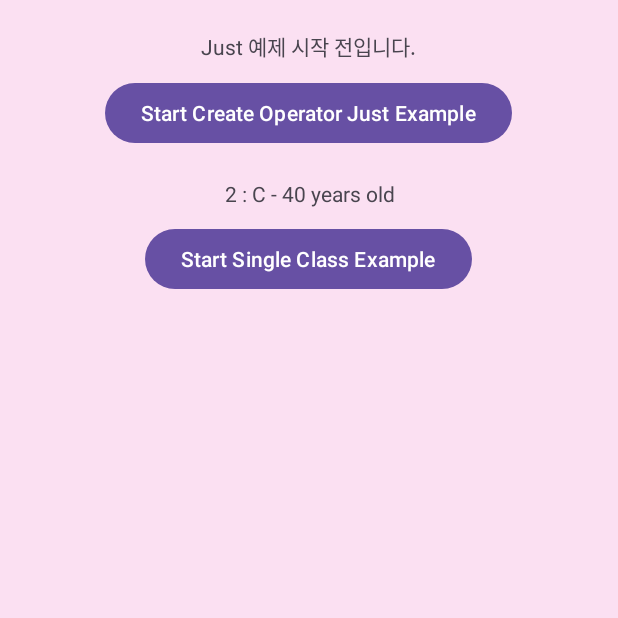
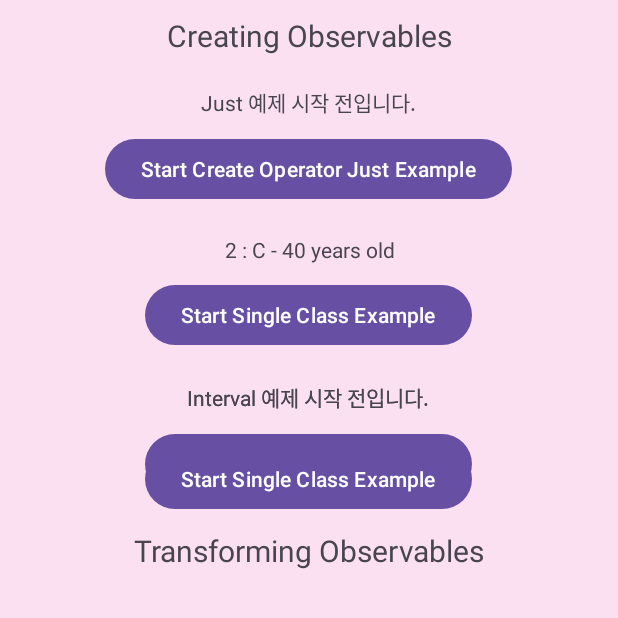
Before and after one commit to tvroom88/AIO_Android_Kotlin, an Android app built with Jetpack Compose: the fragment RxjavaOperators shown on its own in the app's theme, after a tap on "Start Single Class Example", on a phone screen of 412 x 824 dp, the top half of it. Run offline under Robolectric (Android 15) with nearby library versions, the phone set to English and light mode, and no system bars; our stand-ins replace RxJava, data binding.

Commit message:
rxjava 예제 연습

```diff
--- a/app/src/main/java/com/aio/kotlin/studylist/architecturepattern/MvvmSimpleExample.kt
+++ b/app/src/main/java/com/aio/kotlin/studylist/architecturepattern/MvvmSimpleExample.kt
@@ -16,6 +16,10 @@ class MvvmSimpleExample : ViewBindingBaseFragment<FragmentMvvmSimpleExampleBindi
         Log.d("MvvmSimpleExample", "initContentInOnViewCreated")
         mMvvmSimpleViewModel = ViewModelProvider(requireActivity())[MvvmSimpleViewModel::class.java]
 
+        mMvvmSimpleViewModel.someLiveData.observe(this) {
+            binding.tvMvvmsimpleNumber.text = it.toString()
+        }
+
         mMvvmSimpleViewModel.someLiveData.observe(viewLifecycleOwner) {
             binding.tvMvvmsimpleNumber.text = it.toString()
         }
--- a/app/src/main/java/com/aio/kotlin/studylist/backgroundwork/rx/operators/RxJavaOperatorsViewModel.kt
+++ b/app/src/main/java/com/aio/kotlin/studylist/backgroundwork/rx/operators/RxJavaOperatorsViewModel.kt
@@ -1,23 +1,24 @@
 package com.aio.kotlin.studylist.backgroundwork.rx.operators
 
-import android.annotation.SuppressLint
 import android.util.Log
 import androidx.lifecycle.LiveData
 import androidx.lifecycle.MutableLiveData
 import androidx.lifecycle.ViewModel
 import io.reactivex.rxjava3.android.schedulers.AndroidSchedulers
 import io.reactivex.rxjava3.core.Observable
-import io.reactivex.rxjava3.core.Observer
-import io.reactivex.rxjava3.disposables.Disposable
+import io.reactivex.rxjava3.schedulers.Schedulers
 import java.util.concurrent.TimeUnit
 
 /**
  * 참고 url :
  * (1) https://reactivex.io/documentation/operators.html
+ * (2) 연산자 종류 : https://smashandroid.tistory.com/71
+ * (3) 생성 연산자 : https://smashandroid.tistory.com/73
+ * (4) Throttle vs Debounce : https://velog.io/@thsamajiki/RxJava-debounce
  */
 class RxJavaOperatorsViewModel : ViewModel() {
 
-    // LiveData
+    // Creating Observables
     private val _rxJustLiveData = MutableLiveData<String>()
     val rxJustLiveData: LiveData<String> get() = _rxJustLiveData
 
@@ -27,13 +28,22 @@ class RxJavaOperatorsViewModel : ViewModel() {
     private val _rxIntervalLiveData = MutableLiveData<String>()
     val rxIntervalLiveData: LiveData<String> get() = _rxIntervalLiveData
 
+    // Transforming  Observables
+    private val _rxMapLiveData = MutableLiveData<String>()
+    val rxMapLiveData: LiveData<String> get() = _rxMapLiveData
+
     init {
+        // Creating Observables
         _rxJustLiveData.value = "Just 예제 시작 전입니다."
-        _rxCreateLiveData.value = "Create 에제 시작 전입니다."
+        _rxCreateLiveData.value = "Create 예제 시작 전입니다."
+        _rxIntervalLiveData.value = "Interval 예제 시작 전입니다."
+
+        // Transforming  Observables
+        _rxMapLiveData.value = "Map 예제 시작 전입니다. "
     }
 
     /**
-     * https://smashandroid.tistory.com/73
+     *
      * 1. 생성 연산자 : creating observables
      * just, create, interval, range, timer, intervalRange, defer, repeat
      */
@@ -60,28 +70,59 @@ class RxJavaOperatorsViewModel : ViewModel() {
     fun operatorCreate() {
         val userData = listOf("A - 20 years old", "B - 32 years old", "C - 40 years old")
         val source = Observable.create { emitter ->
-
             userData.forEachIndexed { idx, c ->
                 emitter.onNext("$idx : $c")
                 Thread.sleep(1000) // 1초 지연
             }
-
+            emitter.onComplete()
         }
-        val result = source.observeOn(AndroidSchedulers.mainThread()) // 결과는 메인 스레드에서 관찰
+        val result = source
+            .subscribeOn(Schedulers.io()) // 데이터 생성은 IO 스레드에서 실행
+            .observeOn(AndroidSchedulers.mainThread()) // 결과는 메인 스레드에서 관찰
             .subscribe {
                 _rxCreateLiveData.value = it
             }
     }
 
-    // interval : 시간 간격을 두고 데이터를 전달하는 stream을 만든다.
+    // interval : 시간 간격을 두고 데이터를 전달하는 stream을 만든다. 기본적으로 SchedulerSupport.COMPUTATION 스케쥴러로 별도의 스레드에서 실행 된다.
     fun operatorInterval() {
-//        val source =
-//            Observable.interval(1000L, TimeUnit.MILLISECONDS).map { data -> (data + 1) }
-//        val result = source.observeOn(AndroidSchedulers.mainThread()) // 결과는 메인 스레드에서 관찰
-//            .subscribe {
-//
-//            }
+        val source =
+            Observable.interval(1000L, TimeUnit.MILLISECONDS).map { data -> (data + 1) }.take(5)
+        val result = source.observeOn(AndroidSchedulers.mainThread()) // 결과는 메인 스레드에서 관찰
+            .subscribe {
+                _rxIntervalLiveData.value = "$it"
+            }
     }
 
+    /**
+     * 2. 변환연산자 : 입력을 받아서 원하는 출력을 내는 전통적인 의미의 함수 (Transforming Observables)
+     * map(), flatmap(), reduce() 등등
+     */
 
+    // Transforming map()
+    fun operatorMap() {
+        val numberList = arrayOf("1", "2", "3", "4", "5")
+        val source = Observable.fromArray(numberList).map { "number $it" }
+
+        val result = source.observeOn(AndroidSchedulers.mainThread()) // 결과는 메인 스레드에서 관찰
+            .subscribe {
+                _rxIntervalLiveData.value = "$it"
+            }
+    }
+
+    /**
+     * 3. 필터연산자 Filtering Observables
+     */
+
+    // Debounce : 이벤트를 그룹화하여 특정시간이 지난 후 하나의 이벤트만 발생하도록 하는 기술이다.
+    // 예제 : 이벤트1 이벤트2 (— 4.9ms— ) 이벤트4 이벤트5(— 5ms — )
+    fun operatorDebounce() {
+
+    }
+
+    // Throttle : 이벤트를 일정한 주기마다 발생하도록 하는 기술이다.
+    // 예제 : 이벤트1 ( — 1ms —) 이벤트2 ( — 1ms — ) 이벤트3
+    fun operatorThrottle() {
+
+    }
 }
--- a/app/src/main/java/com/aio/kotlin/studylist/backgroundwork/rx/operators/RxjavaOperators.kt
+++ b/app/src/main/java/com/aio/kotlin/studylist/backgroundwork/rx/operators/RxjavaOperators.kt
@@ -4,7 +4,6 @@ import androidx.lifecycle.ViewModelProvider
 import com.aio.kotlin.R
 import com.aio.kotlin.base.fragment.DataBindingBaseFragment
 import com.aio.kotlin.databinding.FragmentRxjavaOperatorsBinding
-import com.aio.kotlin.studylist.backgroundwork.rx.baseclasses.RxJavaBaseClassesViewModel
 
 /**
  * Rxjava 연산자들
@@ -19,14 +18,25 @@ class RxjavaOperators :
         binding?.apply {
             myRxJavaOperatorsViewModel = rxjavaOperatorsViewModel
 
-            // 생성 연산자 : creating observables
-            btnRxjavaoperatorsJust.setOnClickListener{
+            // 생성 연산자 : just(), create(), interval()
+            btnRxjavaoperatorsJust.setOnClickListener {
                 rxjavaOperatorsViewModel.operatorJust()
             }
 
             btnRxjavaoperatorsCreate.setOnClickListener {
                 rxjavaOperatorsViewModel.operatorCreate()
             }
+
+            btnRxjavaoperatorsInterval.setOnClickListener {
+                rxjavaOperatorsViewModel.operatorInterval()
+            }
+
+            // Transforming Observables : map()
+            btnRxjavaoperatorsMap.setOnClickListener {
+                rxjavaOperatorsViewModel.operatorMap()
+            }
+
+            // Filtering Observables
         }
 
     }
--- a/app/src/main/res/layout/fragment_rxjava_operators.xml
+++ b/app/src/main/res/layout/fragment_rxjava_operators.xml
@@ -6,23 +6,36 @@
     tools:context=".studylist.backgroundwork.rx.operators.RxjavaOperators">
 
     <data>
+
         <variable
             name="myRxJavaOperatorsViewModel"
             type="com.aio.kotlin.studylist.backgroundwork.rx.operators.RxJavaOperatorsViewModel" />
     </data>
 
-    <!--  Creating Observables  -->
     <androidx.constraintlayout.widget.ConstraintLayout
         android:layout_width="match_parent"
         android:layout_height="match_parent">
 
+        <!--  Creating Observables  -->
+        <TextView
+            android:id="@+id/tv_rxjavaoperators_creating"
+            android:layout_width="wrap_content"
+            android:layout_height="wrap_content"
+            android:layout_marginTop="10dp"
+            android:text="Creating Observables"
+            android:textSize="20sp"
+            app:layout_constraintEnd_toEndOf="parent"
+            app:layout_constraintStart_toStartOf="parent"
+            app:layout_constraintTop_toTopOf="parent" />
+
+        <!-- just -->
         <LinearLayout
             android:id="@+id/ll_rxjavaoperators_just"
             android:layout_width="match_parent"
             android:layout_height="wrap_content"
             android:layout_marginTop="20dp"
             android:orientation="vertical"
-            app:layout_constraintTop_toTopOf="parent">
+            app:layout_constraintTop_toBottomOf="@+id/tv_rxjavaoperators_creating">
 
             <TextView
                 android:id="@+id/tv_rxjavaoperators_just"
@@ -39,10 +52,9 @@
                 android:layout_gravity="center_horizontal"
                 android:layout_marginTop="10dp"
                 android:text="Start Create Operator Just Example" />
-
         </LinearLayout>
 
-
+        <!-- create -->
         <LinearLayout
             android:id="@+id/ll_rxjavaoperators_create"
             android:layout_width="match_parent"
@@ -69,5 +81,70 @@
 
         </LinearLayout>
 
+        <!--  interval  -->
+        <LinearLayout
+            android:id="@+id/ll_rxjavaoperators_interval"
+            android:layout_width="match_parent"
+            android:layout_height="wrap_content"
+            android:layout_marginTop="20dp"
+            android:orientation="vertical"
+            app:layout_constraintTop_toBottomOf="@+id/ll_rxjavaoperators_create">
+
+            <TextView
+                android:id="@+id/tv_rxjavaoperators_interval"
+                android:layout_width="wrap_content"
+                android:layout_height="wrap_content"
+                android:layout_gravity="center_horizontal"
+                android:gravity="center"
+                android:text="@{myRxJavaOperatorsViewModel.rxIntervalLiveData}" />
+
+            <Button
+                android:id="@+id/btn_rxjavaoperators_interval"
+                android:layout_width="wrap_content"
+                android:layout_height="wrap_content"
+                android:layout_gravity="center_horizontal"
+                android:layout_marginTop="10dp"
+                android:text="Start Single Class Example" />
+        </LinearLayout>
+
+        <!--  Transforming Observables  -->
+        <TextView
+            android:id="@+id/tv_rxjavaoperators_transforming"
+            android:layout_width="wrap_content"
+            android:layout_height="wrap_content"
+            android:layout_marginTop="20dp"
+            android:text="Transforming Observables"
+            android:textSize="20sp"
+            app:layout_constraintEnd_toEndOf="parent"
+            app:layout_constraintStart_toStartOf="parent"
+            app:layout_constraintTop_toBottomOf="@+id/ll_rxjavaoperators_interval" />
+
+        <!-- map -->
+        <LinearLayout
+            android:id="@+id/ll_rxjavaoperators_map"
+            android:layout_width="match_parent"
+            android:layout_height="wrap_content"
+            android:layout_marginTop="20dp"
+            android:orientation="vertical"
+            app:layout_constraintTop_toBottomOf="@+id/ll_rxjavaoperators_create">
+
+            <TextView
+                android:id="@+id/tv_rxjavaoperators_map"
+                android:layout_width="wrap_content"
+                android:layout_height="wrap_content"
+                android:layout_gravity="center_horizontal"
+                android:gravity="center"
+                android:text="@{myRxJavaOperatorsViewModel.rxIntervalLiveData}" />
+
+            <Button
+                android:id="@+id/btn_rxjavaoperators_map"
+                android:layout_width="wrap_content"
+                android:layout_height="wrap_content"
+                android:layout_gravity="center_horizontal"
+                android:layout_marginTop="20dp"
+                android:text="Start Single Class Example" />
+        </LinearLayout>
+
+
     </androidx.constraintlayout.widget.ConstraintLayout>
 </layout>
```
